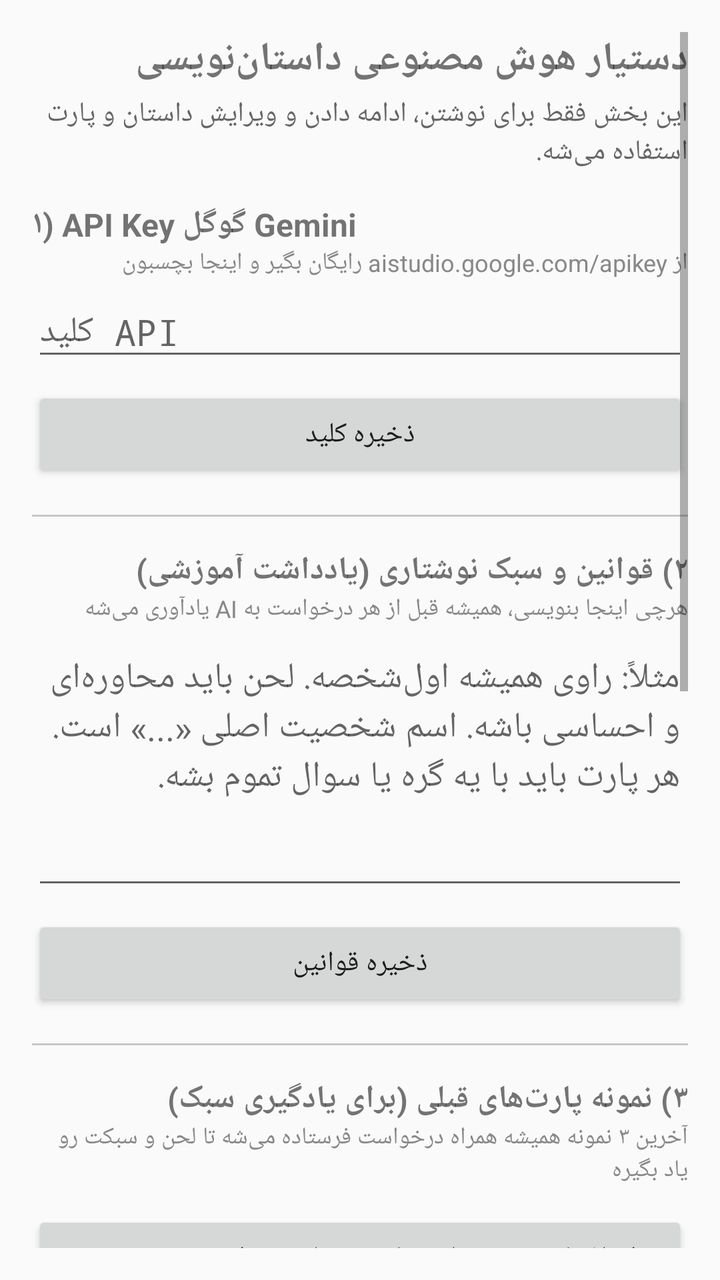
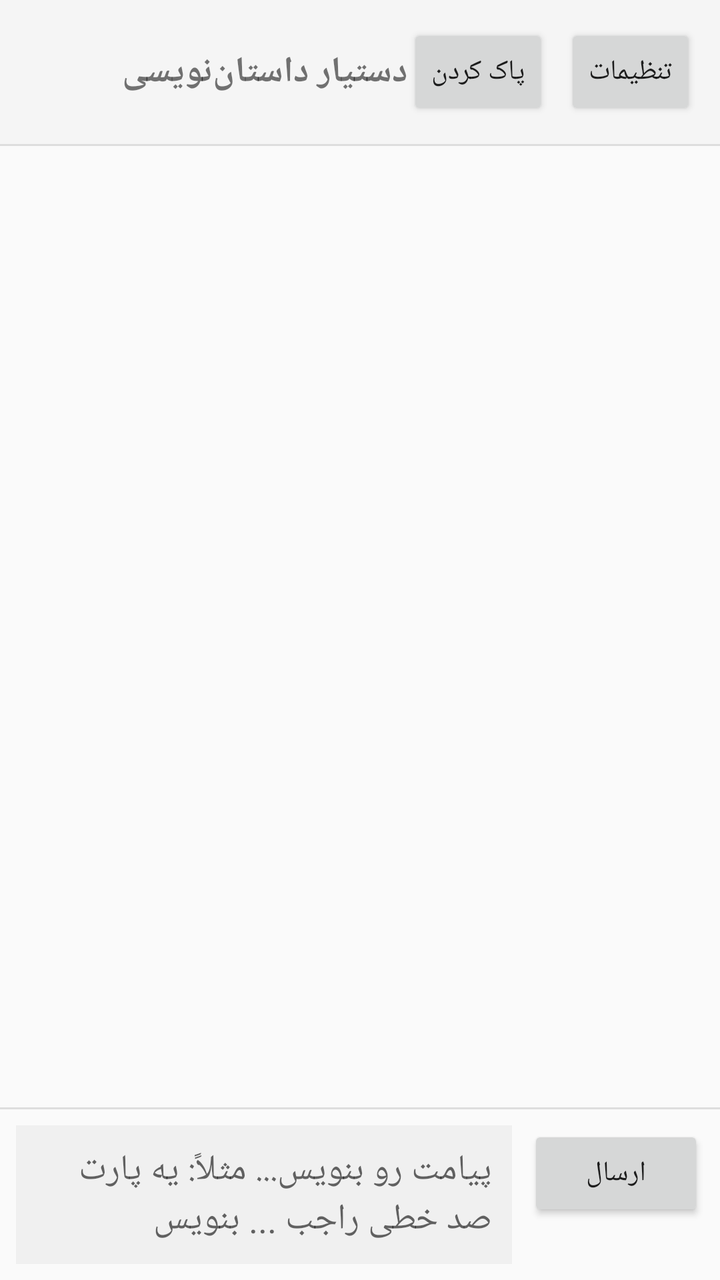

The first picture is an Android layout as it rendered before a commit; the second is the same layout after the commit. The layout source and the unified diff follow.
<!-- AndroidManifest.xml: application theme Theme.AppCompat.Light -->
<!-- res/layout/activity_ai_writer.xml -->
<?xml version="1.0" encoding="utf-8"?>
<ScrollView xmlns:android="http://schemas.android.com/apk/res/android"
    android:layout_width="match_parent"
    android:layout_height="match_parent"
    android:padding="16dp">

    <LinearLayout
        android:layout_width="match_parent"
        android:layout_height="wrap_content"
        android:orientation="vertical">

        <TextView
            android:layout_width="match_parent"
            android:layout_height="wrap_content"
            android:text="دستیار هوش مصنوعی داستان‌نویسی"
            android:textStyle="bold"
            android:textSize="20sp"
            android:paddingBottom="4dp" />

        <TextView
            android:layout_width="match_parent"
            android:layout_height="wrap_content"
            android:text="این بخش فقط برای نوشتن، ادامه دادن و ویرایش داستان و پارت استفاده می‌شه."
            android:textColor="#666666"
            android:layout_marginBottom="16dp" />

        <TextView
            android:layout_width="match_parent"
            android:layout_height="wrap_content"
            android:text="۱) API Key گوگل Gemini"
            android:textStyle="bold"
            android:textSize="16sp" />

        <TextView
            android:layout_width="match_parent"
            android:layout_height="wrap_content"
            android:text="از aistudio.google.com/apikey رایگان بگیر و اینجا بچسبون"
            android:textColor="#888888"
            android:textSize="12sp"
            android:layout_marginBottom="4dp" />

        <EditText
            android:id="@+id/edtApiKey"
            android:layout_width="match_parent"
            android:layout_height="wrap_content"
            android:inputType="textPassword"
            android:hint="کلید API" />

        <Button
            android:id="@+id/btnSaveApiKey"
            android:layout_width="match_parent"
            android:layout_height="wrap_content"
            android:layout_marginTop="8dp"
            android:text="ذخیره کلید" />

        <View
            android:layout_width="match_parent"
            android:layout_height="1dp"
            android:background="#33000000"
            android:layout_marginVertical="16dp" />

        <TextView
            android:layout_width="match_parent"
            android:layout_height="wrap_content"
            android:text="۲) قوانین و سبک نوشتاری (یادداشت آموزشی)"
            android:textStyle="bold"
            android:textSize="16sp" />

        <TextView
            android:layout_width="match_parent"
            android:layout_height="wrap_content"
            android:text="هرچی اینجا بنویسی، همیشه قبل از هر درخواست به AI یادآوری می‌شه"
            android:textColor="#888888"
            android:textSize="12sp"
            android:layout_marginBottom="4dp" />

        <EditText
            android:id="@+id/edtStyleNotes"
            android:layout_width="match_parent"
            android:layout_height="wrap_content"
            android:minLines="5"
            android:gravity="top|start"
            android:hint="مثلاً: راوی همیشه اول‌شخصه. لحن باید محاوره‌ای و احساسی باشه. اسم شخصیت اصلی «...» است. هر پارت باید با یه گره یا سوال تموم بشه." />

        <Button
            android:id="@+id/btnSaveStyleNotes"
            android:layout_width="match_parent"
            android:layout_height="wrap_content"
            android:layout_marginTop="8dp"
            android:text="ذخیره قوانین" />

        <View
            android:layout_width="match_parent"
            android:layout_height="1dp"
            android:background="#33000000"
            android:layout_marginVertical="16dp" />

        <TextView
            android:layout_width="match_parent"
            android:layout_height="wrap_content"
            android:text="۳) نمونه پارت‌های قبلی (برای یادگیری سبک)"
            android:textStyle="bold"
            android:textSize="16sp" />

        <TextView
            android:layout_width="match_parent"
            android:layout_height="wrap_content"
            android:text="آخرین ۳ نمونه همیشه همراه درخواست فرستاده می‌شه تا لحن و سبکت رو یاد بگیره"
            android:textColor="#888888"
            android:textSize="12sp"
            android:layout_marginBottom="4dp" />

        <LinearLayout
            android:id="@+id/examplesContainer"
            android:layout_width="match_parent"
            android:layout_height="wrap_content"
            android:orientation="vertical" />

        <Button
            android:id="@+id/btnAddExample"
            android:layout_width="match_parent"
            android:layout_height="wrap_content"
            android:layout_marginTop="8dp"
            android:text="اضافه کردن متن پایین (خروجی) به‌عنوان نمونه‌ی جدید" />

        <View
            android:layout_width="match_parent"
            android:layout_height="1dp"
            android:background="#33000000"
            android:layout_marginVertical="16dp" />

        <TextView
            android:layout_width="match_parent"
            android:layout_height="wrap_content"
            android:text="۴) درخواستت رو بنویس"
            android:textStyle="bold"
            android:textSize="16sp" />

        <EditText
            android:id="@+id/edtPrompt"
            android:layout_width="match_parent"
            android:layout_height="wrap_content"
            android:minLines="3"
            android:gravity="top|start"
            android:layout_marginTop="4dp"
            android:hint="مثلاً: یه پارت صد خطی راجب ... بنویس" />

        <Button
            android:id="@+id/btnGenerate"
            android:layout_width="match_parent"
            android:layout_height="wrap_content"
            android:layout_marginTop="8dp"
            android:text="تولید کن" />

        <ProgressBar
            android:id="@+id/progressBar"
            android:layout_width="wrap_content"
            android:layout_height="wrap_content"
            android:layout_gravity="center"
            android:layout_marginTop="8dp"
            android:visibility="gone" />

        <TextView
            android:layout_width="match_parent"
            android:layout_height="wrap_content"
            android:layout_marginTop="16dp"
            android:text="خروجی (قابل ویرایش):"
            android:textStyle="bold" />

        <EditText
            android:id="@+id/edtOutput"
            android:layout_width="match_parent"
            android:layout_height="wrap_content"
            android:minLines="10"
            android:gravity="top|start"
            android:layout_marginTop="8dp"
            android:background="#11000000"
            android:padding="8dp" />

        <LinearLayout
            android:layout_width="match_parent"
            android:layout_height="wrap_content"
            android:orientation="horizontal"
            android:layout_marginTop="8dp">

            <Button
                android:id="@+id/btnCopyOutput"
                android:layout_width="0dp"
                android:layout_height="wrap_content"
                android:layout_weight="1"
                android:textSize="12sp"
                android:text="کپی خروجی" />

            <Button
                android:id="@+id/btnTeachFromOutput"
                android:layout_width="0dp"
                android:layout_height="wrap_content"
                android:layout_weight="1"
                android:layout_marginStart="8dp"
                android:textSize="12sp"
                android:text="این سبک رو یادش بده" />

        </LinearLayout>

    </LinearLayout>

</ScrollView>
<!-- resources referenced by this layout -->
<resources>

</resources>

<!-- the commit's change to res/layout/activity_ai_writer.xml (unified diff, before → after) -->
@@ -1,207 +1,96 @@
 <?xml version="1.0" encoding="utf-8"?>
-<ScrollView xmlns:android="http://schemas.android.com/apk/res/android"
+<LinearLayout xmlns:android="http://schemas.android.com/apk/res/android"
     android:layout_width="match_parent"
     android:layout_height="match_parent"
-    android:padding="16dp">
+    android:orientation="vertical">
 
     <LinearLayout
         android:layout_width="match_parent"
         android:layout_height="wrap_content"
-        android:orientation="vertical">
+        android:orientation="horizontal"
+        android:gravity="center_vertical"
+        android:background="#F5F5F5"
+        android:padding="12dp">
 
         <TextView
-            android:layout_width="match_parent"
+            android:layout_width="0dp"
             android:layout_height="wrap_content"
-            android:text="دستیار هوش مصنوعی داستان‌نویسی"
+            android:layout_weight="1"
+            android:text="دستیار داستان‌نویسی"
             android:textStyle="bold"
-            android:textSize="20sp"
-            android:paddingBottom="4dp" />
-
-        <TextView
-            android:layout_width="match_parent"
-            android:layout_height="wrap_content"
-            android:text="این بخش فقط برای نوشتن، ادامه دادن و ویرایش داستان و پارت استفاده می‌شه."
-            android:textColor="#666666"
-            android:layout_marginBottom="16dp" />
-
-        <TextView
-            android:layout_width="match_parent"
-            android:layout_height="wrap_content"
-            android:text="۱) API Key گوگل Gemini"
-            android:textStyle="bold"
-            android:textSize="16sp" />
-
-        <TextView
-            android:layout_width="match_parent"
-            android:layout_height="wrap_content"
-            android:text="از aistudio.google.com/apikey رایگان بگیر و اینجا بچسبون"
-            android:textColor="#888888"
-            android:textSize="12sp"
-            android:layout_marginBottom="4dp" />
-
-        <EditText
-            android:id="@+id/edtApiKey"
-            android:layout_width="match_parent"
-            android:layout_height="wrap_content"
-            android:inputType="textPassword"
-            android:hint="کلید API" />
+            android:textSize="18sp" />
 
         <Button
-            android:id="@+id/btnSaveApiKey"
-            android:layout_width="match_parent"
+            android:id="@+id/btnClearChat"
+            android:layout_width="wrap_content"
             android:layout_height="wrap_content"
-            android:layout_marginTop="8dp"
-            android:text="ذخیره کلید" />
-
-        <View
-            android:layout_width="match_parent"
-            android:layout_height="1dp"
-            android:background="#33000000"
-            android:layout_marginVertical="16dp" />
-
-        <TextView
-            android:layout_width="match_parent"
-            android:layout_height="wrap_content"
-            android:text="۲) قوانین و سبک نوشتاری (یادداشت آموزشی)"
-            android:textStyle="bold"
-            android:textSize="16sp" />
-
-        <TextView
-            android:layout_width="match_parent"
-            android:layout_height="wrap_content"
-            android:text="هرچی اینجا بنویسی، همیشه قبل از هر درخواست به AI یادآوری می‌شه"
-            android:textColor="#888888"
-            android:textSize="12sp"
-            android:layout_marginBottom="4dp" />
-
-        <EditText
-            android:id="@+id/edtStyleNotes"
-            android:layout_width="match_parent"
-            android:layout_height="wrap_content"
-            android:minLines="5"
-            android:gravity="top|start"
-            android:hint="مثلاً: راوی همیشه اول‌شخصه. لحن باید محاوره‌ای و احساسی باشه. اسم شخصیت اصلی «...» است. هر پارت باید با یه گره یا سوال تموم بشه." />
+            android:minWidth="0dp"
+            android:paddingHorizontal="12dp"
+            android:text="پاک کردن" />
 
         <Button
-            android:id="@+id/btnSaveStyleNotes"
-            android:layout_width="match_parent"
+            android:id="@+id/btnSettings"
+            android:layout_width="wrap_content"
             android:layout_height="wrap_content"
-            android:layout_marginTop="8dp"
-            android:text="ذخیره قوانین" />
+            android:layout_marginStart="8dp"
+            android:minWidth="0dp"
+            android:paddingHorizontal="12dp"
+            android:text="تنظیمات" />
 
-        <View
-            android:layout_width="match_parent"
-            android:layout_height="1dp"
-            android:background="#33000000"
-            android:layout_marginVertical="16dp" />
+    </LinearLayout>
 
-        <TextView
-            android:layout_width="match_parent"
-            android:layout_height="wrap_content"
-            android:text="۳) نمونه پارت‌های قبلی (برای یادگیری سبک)"
-            android:textStyle="bold"
-            android:textSize="16sp" />
+    <View
+        android:layout_width="match_parent"
+        android:layout_height="1dp"
+        android:background="#DDDDDD" />
 
-        <TextView
-            android:layout_width="match_parent"
-            android:layout_height="wrap_content"
-            android:text="آخرین ۳ نمونه همیشه همراه درخواست فرستاده می‌شه تا لحن و سبکت رو یاد بگیره"
-            android:textColor="#888888"
-            android:textSize="12sp"
-            android:layout_marginBottom="4dp" />
+    <androidx.recyclerview.widget.RecyclerView
+        android:id="@+id/messagesRecyclerView"
+        android:layout_width="match_parent"
+        android:layout_height="0dp"
+        android:layout_weight="1"
+        android:paddingVertical="8dp"
+        android:clipToPadding="false" />
 
-        <LinearLayout
-            android:id="@+id/examplesContainer"
-            android:layout_width="match_parent"
-            android:layout_height="wrap_content"
-            android:orientation="vertical" />
+    <ProgressBar
+        android:id="@+id/progressBar"
+        android:layout_width="wrap_content"
+        android:layout_height="wrap_content"
+        android:layout_gravity="center"
+        android:layout_marginBottom="8dp"
+        android:visibility="gone" />
 
-        <Button
-            android:id="@+id/btnAddExample"
-            android:layout_width="match_parent"
-            android:layout_height="wrap_content"
-            android:layout_marginTop="8dp"
-            android:text="اضافه کردن متن پایین (خروجی) به‌عنوان نمونه‌ی جدید" />
+    <View
+        android:layout_width="match_parent"
+        android:layout_height="1dp"
+        android:background="#DDDDDD" />
 
-        <View
-            android:layout_width="match_parent"
-            android:layout_height="1dp"
-            android:background="#33000000"
-            android:layout_marginVertical="16dp" />
-
-        <TextView
-            android:layout_width="match_parent"
-            android:layout_height="wrap_content"
-            android:text="۴) درخواستت رو بنویس"
-            android:textStyle="bold"
-            android:textSize="16sp" />
+    <LinearLayout
+        android:layout_width="match_parent"
+        android:layout_height="wrap_content"
+        android:orientation="horizontal"
+        android:gravity="bottom"
+        android:padding="8dp">
 
         <EditText
             android:id="@+id/edtPrompt"
-            android:layout_width="match_parent"
+            android:layout_width="0dp"
             android:layout_height="wrap_content"
-            android:minLines="3"
+            android:layout_weight="1"
+            android:maxLines="6"
+            android:minLines="1"
             android:gravity="top|start"
-            android:layout_marginTop="4dp"
-            android:hint="مثلاً: یه پارت صد خطی راجب ... بنویس" />
+            android:hint="پیامت رو بنویس... مثلاً: یه پارت صد خطی راجب ... بنویس"
+            android:background="#F0F0F0"
+            android:padding="10dp" />
 
         <Button
-            android:id="@+id/btnGenerate"
-            android:layout_width="match_parent"
-            android:layout_height="wrap_content"
-            android:layout_marginTop="8dp"
-            android:text="تولید کن" />
-
-        <ProgressBar
-            android:id="@+id/progressBar"
+            android:id="@+id/btnSend"
             android:layout_width="wrap_content"
             android:layout_height="wrap_content"
-            android:layout_gravity="center"
-            android:layout_marginTop="8dp"
-            android:visibility="gone" />
-
-        <TextView
-            android:layout_width="match_parent"
-            android:layout_height="wrap_content"
-            android:layout_marginTop="16dp"
-            android:text="خروجی (قابل ویرایش):"
-            android:textStyle="bold" />
-
-        <EditText
-            android:id="@+id/edtOutput"
-            android:layout_width="match_parent"
-            android:layout_height="wrap_content"
-            android:minLines="10"
-            android:gravity="top|start"
-            android:layout_marginTop="8dp"
-            android:background="#11000000"
-            android:padding="8dp" />
-
-        <LinearLayout
-            android:layout_width="match_parent"
-            android:layout_height="wrap_content"
-            android:orientation="horizontal"
-            android:layout_marginTop="8dp">
-
-            <Button
-                android:id="@+id/btnCopyOutput"
-                android:layout_width="0dp"
-                android:layout_height="wrap_content"
-                android:layout_weight="1"
-                android:textSize="12sp"
-                android:text="کپی خروجی" />
-
-            <Button
-                android:id="@+id/btnTeachFromOutput"
-                android:layout_width="0dp"
-                android:layout_height="wrap_content"
-                android:layout_weight="1"
-                android:layout_marginStart="8dp"
-                android:textSize="12sp"
-                android:text="این سبک رو یادش بده" />
-
-        </LinearLayout>
+            android:layout_marginStart="8dp"
+            android:text="ارسال" />
 
     </LinearLayout>
 
-</ScrollView>
+</LinearLayout>
